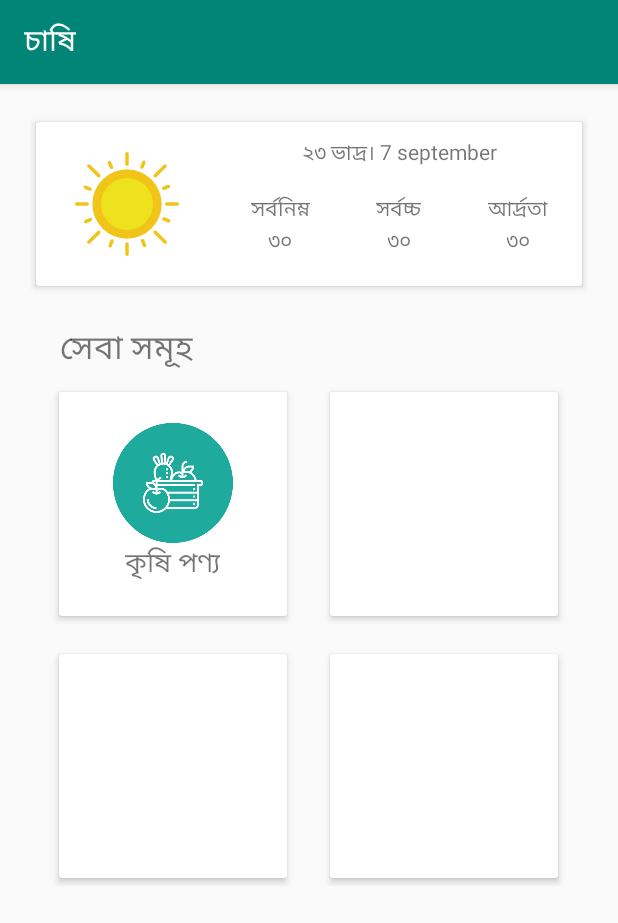
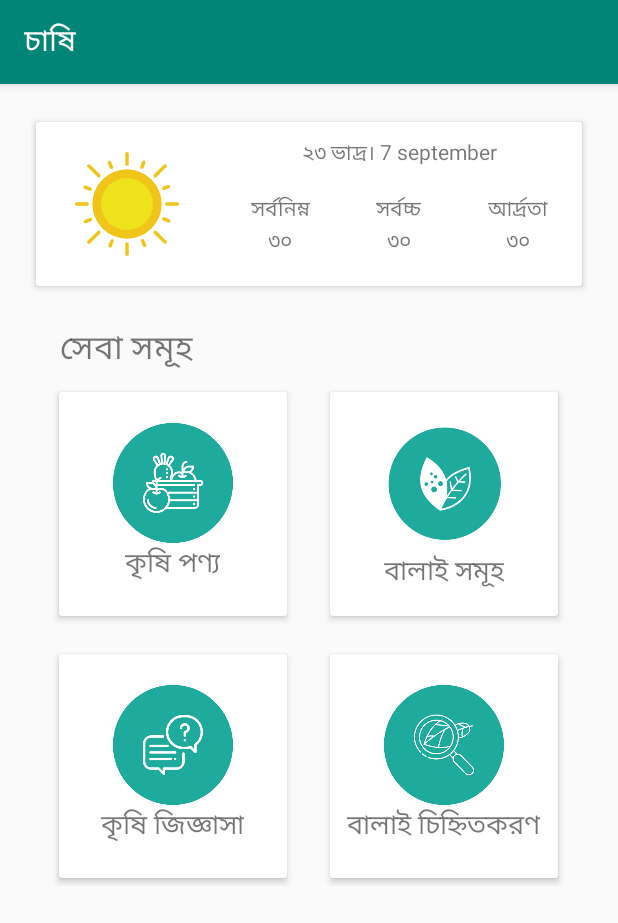
Before and after one commit to Smueez/chashi2, an Android app: the fragment HomeFragment shown on its own in the app's theme, on a phone screen of 412 x 824 dp. Shown: the top 923 px of the screen. Run offline under Robolectric (Android 15) with nearby library versions, the phone set to English and light mode, and no system bars; our stand-ins replace Volley; network calls fail.

Commit message:
Chasi v1.1

```diff
--- a/app/src/main/res/layout/fragment_home.xml
+++ b/app/src/main/res/layout/fragment_home.xml
@@ -178,7 +178,22 @@
                     android:clickable="true"
                     android:foreground="?android:attr/selectableItemBackground"
                     app:cardElevation="3dp">
-
+                    <LinearLayout
+                        android:layout_width="match_parent"
+                        android:layout_height="match_parent"
+                        android:orientation="vertical"
+                        android:gravity="center"
+                        android:id="@+id/disease_btn">
+                        <ImageView
+                            android:layout_width="90dp"
+                            android:layout_height="90dp"
+                            android:src="@drawable/disease"/>
+                        <TextView
+                            android:layout_width="wrap_content"
+                            android:layout_height="wrap_content"
+                            android:text="বালাই সমূহ"
+                            android:textSize="18sp" />
+                    </LinearLayout>
                 </androidx.cardview.widget.CardView>
             </LinearLayout>
         </LinearLayout>
@@ -199,7 +214,22 @@
                     android:clickable="true"
                     android:foreground="?android:attr/selectableItemBackground"
                     app:cardElevation="3dp">
-
+                    <LinearLayout
+                        android:layout_width="match_parent"
+                        android:layout_height="match_parent"
+                        android:orientation="vertical"
+                        android:gravity="center"
+                        android:id="@+id/forum_btn">
+                        <ImageView
+                            android:layout_width="80dp"
+                            android:layout_height="80dp"
+                            android:src="@drawable/forum"/>
+                        <TextView
+                            android:layout_width="wrap_content"
+                            android:layout_height="wrap_content"
+                            android:text="কৃষি জিজ্ঞাসা"
+                            android:textSize="18sp" />
+                    </LinearLayout>
                 </androidx.cardview.widget.CardView>
             </LinearLayout>
             <LinearLayout
@@ -214,7 +244,22 @@
                     android:clickable="true"
                     android:foreground="?android:attr/selectableItemBackground"
                     app:cardElevation="3dp">
-
+                    <LinearLayout
+                        android:layout_width="match_parent"
+                        android:layout_height="match_parent"
+                        android:orientation="vertical"
+                        android:gravity="center"
+                        android:id="@+id/diseaseCheck_btn">
+                        <ImageView
+                            android:layout_width="80dp"
+                            android:layout_height="80dp"
+                            android:src="@drawable/diseaseCheck"/>
+                        <TextView
+                            android:layout_width="wrap_content"
+                            android:layout_height="wrap_content"
+                            android:text="বালাই চিহ্নিতকরণ"
+                            android:textSize="18sp" />
+                    </LinearLayout>
                 </androidx.cardview.widget.CardView>
             </LinearLayout>
 
```
Also changed, not shown: app/src/main/res/drawable/disease.png (added), app/src/main/res/drawable/diseaseCheck.png (added), app/src/main/res/drawable/forum.png (added).
